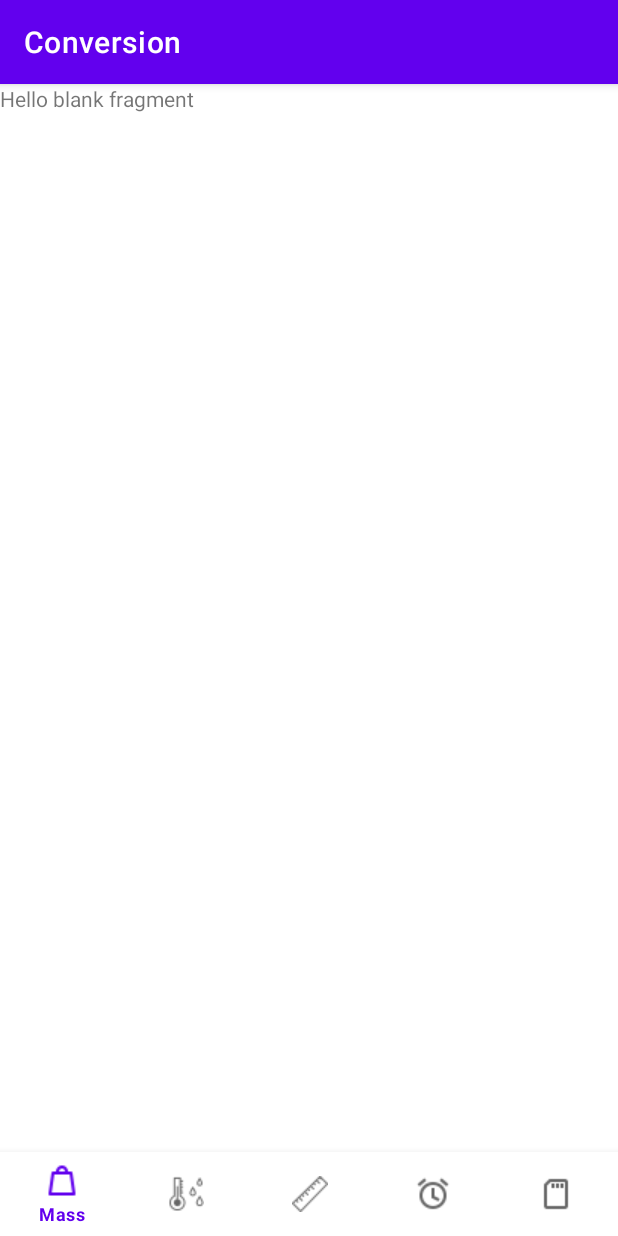
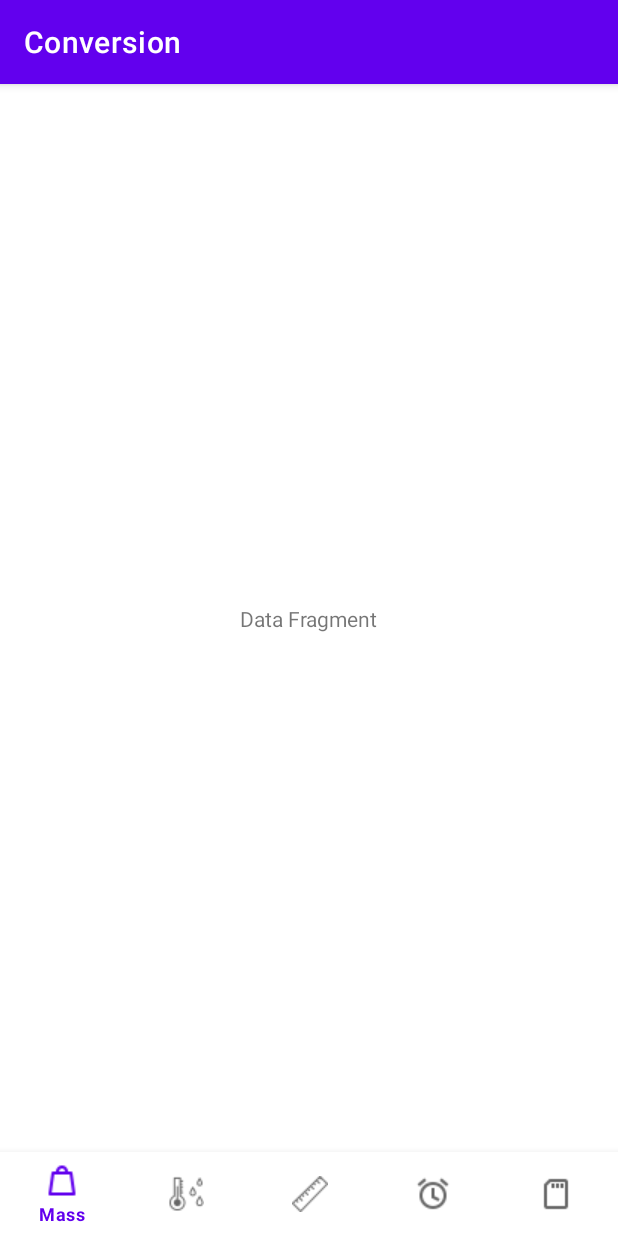
Before and after one commit to AryamanPatra/AscentAcademy_Unit_Converter_App, an Android app: the fragment DataFragment placed in its activity, on a phone screen of 412 x 824 dp. Run offline under Robolectric (Android 15) with nearby library versions, the phone set to English and light mode, and no system bars.

Commit message:
distinguished all fragments

```diff
--- a/app/src/main/res/layout/fragment_data.xml
+++ b/app/src/main/res/layout/fragment_data.xml
@@ -1,5 +1,6 @@
 <?xml version="1.0" encoding="utf-8"?>
-<FrameLayout xmlns:android="http://schemas.android.com/apk/res/android"
+<androidx.constraintlayout.widget.ConstraintLayout xmlns:android="http://schemas.android.com/apk/res/android"
+    xmlns:app="http://schemas.android.com/apk/res-auto"
     xmlns:tools="http://schemas.android.com/tools"
     android:layout_width="match_parent"
     android:layout_height="match_parent"
@@ -7,8 +8,14 @@
 
     <!-- TODO: Update blank fragment layout -->
     <TextView
-        android:layout_width="match_parent"
-        android:layout_height="match_parent"
-        android:text="@string/hello_blank_fragment" />
+        android:layout_width="wrap_content"
+        android:layout_height="wrap_content"
+        android:text="Data Fragment"
+        app:layout_constraintBottom_toBottomOf="parent"
+        app:layout_constraintEnd_toEndOf="parent"
+        app:layout_constraintHorizontal_bias="0.5"
+        app:layout_constraintStart_toStartOf="parent"
+        app:layout_constraintTop_toTopOf="parent"
+        app:layout_constraintVertical_bias="0.5" />
 
-</FrameLayout>
+</androidx.constraintlayout.widget.ConstraintLayout>
```
Also changed, not shown: app/src/main/res/layout/fragment_temp.xml (+10 -3 lines), app/src/main/res/layout/fragment_time.xml (+12 -5 lines).
